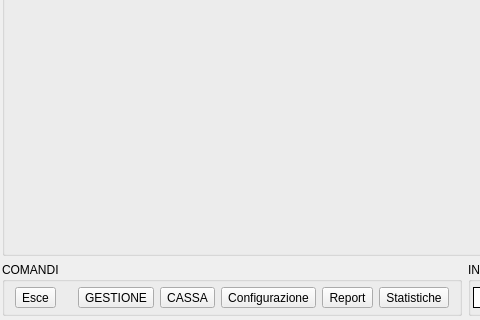
First picture: the form in src/mainwindow.ui, repository mtonin/gestcassa, before the edit; both pictures show x 0 to 480 and y 244 to 564 of the 964 by 564 pixel window.
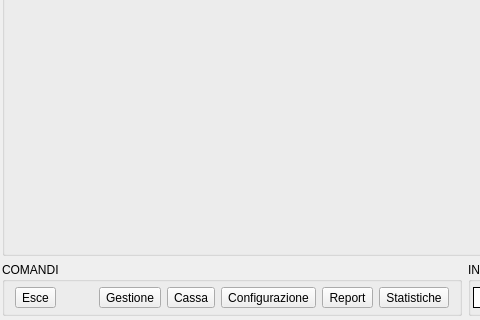
Second picture: the form after the edit. Icons and pictures are not drawn.

```diff
--- a/src/mainwindow.ui
+++ b/src/mainwindow.ui
@@ -242,7 +242,7 @@
                </size>
               </property>
               <property name="text">
-               <string>GESTIONE</string>
+               <string>Gestione</string>
               </property>
               <property name="icon">
                <iconset resource="risorse.qrc">
@@ -277,7 +277,7 @@
                </size>
               </property>
               <property name="text">
-               <string>CASSA</string>
+               <string>Cassa</string>
               </property>
               <property name="icon">
                <iconset resource="risorse.qrc">
```
